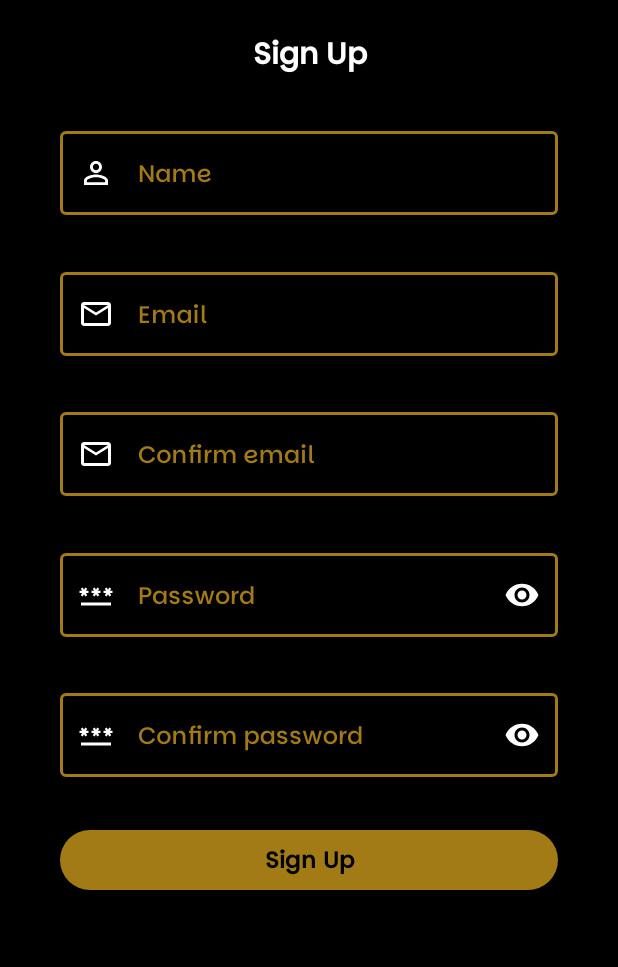
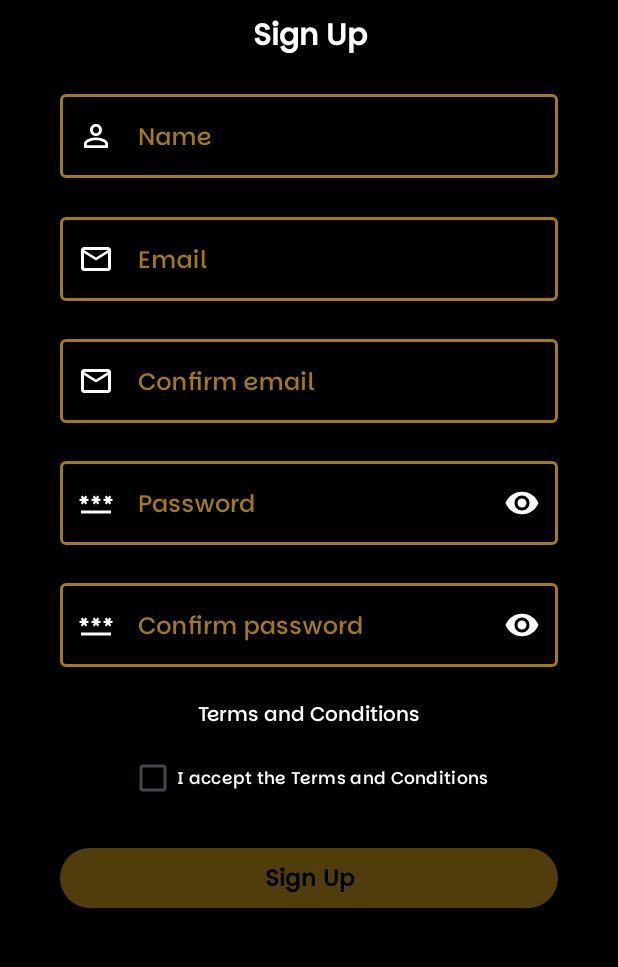
Before and after one commit to antoniobandadev/GilAndroid, an Android app: the SignUpFragment screen opened through its navigation route, on a phone screen of 412 x 824 dp, the part 247-1214 px from its top. Run offline under Robolectric (Android 15) with nearby library versions, the phone set to English and light mode, and no system bars.

Commit message:
Add Terms and conditions

```diff
--- a/app/src/main/java/com/jbg/gil/features/login/ui/LogInFragment.kt
+++ b/app/src/main/java/com/jbg/gil/features/login/ui/LogInFragment.kt
@@ -2,8 +2,6 @@ package com.jbg.gil.features.login.ui
 
 import android.content.Intent
 import android.os.Bundle
-import android.os.Handler
-import android.os.Looper
 import android.view.LayoutInflater
 import android.view.View
 import android.view.ViewGroup
@@ -66,11 +64,6 @@ class LogInFragment : Fragment() {
                         R.color.secondary
                     )
                 )
-
-               /* Handler(Looper.getMainLooper()).postDelayed({
-                    DialogUtils.dismissLoadingDialog()
-                }, 5000) // Espera 3 segundos (3000 milisegundos)*/
-                //showLoadingDialog()
                 findNavController().navigate(R.id.action_logInFragment_to_signUpFragment)
             }
         }
@@ -97,6 +90,7 @@ class LogInFragment : Fragment() {
                         actionText = getString(R.string.close)
                     )
                     viewModel.invalidCredentials.value = false
+                    hideLoadView()
                 }
             }
 
@@ -108,6 +102,7 @@ class LogInFragment : Fragment() {
                         actionText = getString(R.string.close)
                     )
                     viewModel.serverError.value = false
+                    hideLoadView()
                 }
 
             }
@@ -115,9 +110,18 @@ class LogInFragment : Fragment() {
             loginSuccess.observe(viewLifecycleOwner) { success ->
                 if (success) {
                     DialogUtils.dismissLoadingDialog()
+                    binding.root.showSnackBar(getString(R.string.login_success))
                     val startIntentH =
                         Intent(requireContext(), HomeActivity::class.java)
                     startActivity(startIntentH)
+                }
+            }
+
+            showLoading.observe(viewLifecycleOwner){ show ->
+                if (show){
+                    DialogUtils.showLoadingDialog(requireActivity())
+                }else{
+                    DialogUtils.dismissLoadingDialog()
                 }
             }
 
@@ -141,20 +145,9 @@ class LogInFragment : Fragment() {
 
             }
 
-
         }
 
     }
-    //? = null
-   /* fun showLoadingDialog() {
-        val loadingDialogFragment = LoadingDialogFragment()
-        loadingDialogFragment.show(childFragmentManager, "loadingDialog")
-    }
-
-    fun hideLoadingDialog() {
-        val fragment = childFragmentManager.findFragmentByTag("loadingDialog")
-        (fragment as? LoadingDialogFragment)?.dismiss()
-    }*/
 
     private fun focusAndTextListener() {
         Utils.setupFocusAndTextListener(binding.etLogUser, binding.lbLogUser)
@@ -166,4 +159,9 @@ class LogInFragment : Fragment() {
         _binding = null
     }
 
+    private fun hideLoadView(){
+        viewModel.showLoading.value = false
+        DialogUtils.dismissLoadingDialog()
+    }
+
 }
--- a/app/src/main/java/com/jbg/gil/features/login/ui/LogInViewModel.kt
+++ b/app/src/main/java/com/jbg/gil/features/login/ui/LogInViewModel.kt
@@ -18,6 +18,7 @@ import retrofit2.Retrofit
 
 class LogInViewModel(application: Application) : AndroidViewModel(application) {
 
+    private val context by lazy { getApplication<Application>().applicationContext }
 
     private lateinit var repository: GilRepository
     private lateinit var retrofit: Retrofit
@@ -29,6 +30,7 @@ class LogInViewModel(application: Application) : AndroidViewModel(application) {
     val passwordError = MutableLiveData<Boolean>()
     val invalidCredentials = MutableLiveData<Boolean>()
     val loginSuccess = MutableLiveData<Boolean>()
+    val showLoading = MutableLiveData<Boolean>()
     val serverError = MutableLiveData<Boolean>()
 
     private fun validateInputs(): Boolean {
@@ -54,6 +56,7 @@ class LogInViewModel(application: Application) : AndroidViewModel(application) {
     fun logIn() {
 
         if (validateInputs()) {
+            setLoading()
 
             val emailVal = email.value.orEmpty()
             val passwordVal = password.value.orEmpty()
@@ -114,5 +117,11 @@ class LogInViewModel(application: Application) : AndroidViewModel(application) {
         passwordError.value = false
     }
 
+    private fun setLoading() {
+        showLoading.value = true
+    }
+
+
+
 
 }
--- a/app/src/main/java/com/jbg/gil/features/login/ui/SignUpFragment.kt
+++ b/app/src/main/java/com/jbg/gil/features/login/ui/SignUpFragment.kt
@@ -4,12 +4,14 @@ import android.os.Bundle
 import android.view.LayoutInflater
 import android.view.View
 import android.view.ViewGroup
+import androidx.core.content.ContextCompat
 import androidx.core.widget.doAfterTextChanged
 import androidx.fragment.app.Fragment
 import androidx.fragment.app.viewModels
 import androidx.navigation.fragment.findNavController
 import com.jbg.gil.R
 import com.jbg.gil.core.network.NetworkStatusViewModel
+import com.jbg.gil.core.utils.DialogUtils
 import com.jbg.gil.databinding.FragmentSignupBinding
 import com.jbg.gil.core.utils.Utils
 import com.jbg.gil.core.utils.Utils.showSnackBar
@@ -60,6 +62,10 @@ class SignUpFragment : Fragment() {
                 viewModel.passwordConf.value = it.toString().trim()
             }
 
+            cbxTerms.setOnCheckedChangeListener { _, isChecked ->
+                viewModel.onTermsChecked(isChecked)
+            }
+
             btCloseSign.setOnClickListener{
                 findNavController().navigateUp()
             }
@@ -77,6 +83,13 @@ class SignUpFragment : Fragment() {
                     )
                 }
             }
+
+            txTerms.setOnClickListener {
+                txTerms.setTextColor(ContextCompat.getColor(requireContext(), R.color.secondary))
+                txTerms.setTextColor(ContextCompat.getColor(requireContext(), R.color.accent))
+                Utils.showTermsDialog(requireActivity())
+            }
+
         }
 
         viewModel.apply {
@@ -85,32 +98,38 @@ class SignUpFragment : Fragment() {
                     binding.lbSignName.error =  getString(R.string.invalid_name)
                 }
             }
+
             emailError.observe(viewLifecycleOwner){ error ->
                 if(error){
                     binding.lbSignEmail.error = getString(R.string.not_valid_email)
                 }
             }
+
             emailConfError.observe(viewLifecycleOwner){ error ->
                 if(error){
                     binding.lbSignEmailConf.error = getString(R.string.not_valid_email)
                 }
             }
+
             emailEqualsError.observe(viewLifecycleOwner){ error ->
                 if (error){
                     binding.lbSignEmail.error = getString(R.string.not_same_value)
                     binding.lbSignEmailConf.error = getString(R.string.not_same_value)
                 }
             }
+
             passwordError.observe(viewLifecycleOwner){ error ->
                 if(error){
                     binding.lbSignPass.error = getString(R.string.invalid_password)
                 }
             }
+
             passwordConfError.observe(viewLifecycleOwner){ error ->
                 if(error){
                     binding.lbSignPassConf.error = getString(R.string.invalid_confirmPass)
                 }
             }
+
             passwordEqualsError.observe(viewLifecycleOwner){ error ->
                 if(error){
                  binding.lbSignPass.error = getString(R.string.not_same_value)
@@ -121,10 +140,24 @@ class SignUpFragment : Fragment() {
                 }
             }
 
+
+            checkTerms.observe(viewLifecycleOwner) { accepted ->
+                binding.btSignUp.isEnabled = accepted
+                binding.btSignUp.alpha = if (accepted) 1.0f else 0.5f
+            }
+
+            showLoading.observe(viewLifecycleOwner){ show ->
+                if (show){
+                    DialogUtils.showLoadingDialog(requireActivity())
+                }else{
+                    DialogUtils.dismissLoadingDialog()
+                }
+            }
+
             signUpSuccess.observe(viewLifecycleOwner) { success ->
                 if (success) {
                     binding.root.showSnackBar(getString(R.string.registration_success))
-
+                    DialogUtils.dismissLoadingDialog()
                     findNavController().navigateUp()
                 }
             }
@@ -148,6 +181,4 @@ class SignUpFragment : Fragment() {
         super.onDestroy()
         _binding = null
     }
-
-
 }
--- a/app/src/main/java/com/jbg/gil/features/login/ui/SignUpViewModel.kt
+++ b/app/src/main/java/com/jbg/gil/features/login/ui/SignUpViewModel.kt
@@ -30,7 +30,11 @@ class SignUpViewModel : ViewModel() {
     val passwordConf = MutableLiveData<String?>()
     val passwordConfError = MutableLiveData<Boolean>()
     val passwordEqualsError = MutableLiveData<Boolean>()
+    val checkTerms = MutableLiveData<Boolean>()
     val signUpSuccess = MutableLiveData<Boolean>()
+    val showLoading = MutableLiveData<Boolean>()
+
+
 
 
     private fun validateInputs(): Boolean {
@@ -90,6 +94,8 @@ class SignUpViewModel : ViewModel() {
     fun signUpUser(deviceId: String) {
         if (validateInputs()) {
 
+            setLoading()
+
             val nameVal = name.value.orEmpty()
             val emailVal = email.value.orEmpty()
             val passwordVal = password.value.orEmpty()
@@ -128,8 +134,13 @@ class SignUpViewModel : ViewModel() {
         }
     }
 
+    private fun setLoading() {
+        showLoading.value = true
+    }
 
-    /*private val _name = MutableLiveData<String?>()
-    val name  : LiveData<String?> = _name*/
+    fun onTermsChecked(isChecked: Boolean) {
+        checkTerms.value = isChecked
+    }
+
 
 }
--- a/app/src/main/res/layout/fragment_signup.xml
+++ b/app/src/main/res/layout/fragment_signup.xml
@@ -199,7 +199,7 @@
             app:layout_constraintStart_toStartOf="parent"
             app:layout_constraintTop_toBottomOf="@+id/lbSignPass"
             app:layout_constraintEnd_toEndOf="parent"
-            app:layout_constraintBottom_toTopOf="@+id/btSignUp"
+            app:layout_constraintBottom_toTopOf="@+id/txTerms"
             android:hint="@string/confirm_password"
             app:startIconDrawable="@drawable/ic_password"
             app:endIconMode="password_toggle"
@@ -216,6 +216,32 @@
 
         </com.google.android.material.textfield.TextInputLayout>
 
+        <TextView
+            android:id="@+id/txTerms"
+            android:layout_width="match_parent"
+            android:layout_height="wrap_content"
+            app:layout_constraintStart_toStartOf="parent"
+            app:layout_constraintTop_toBottomOf="@+id/lbSignPassConf"
+            app:layout_constraintEnd_toEndOf="parent"
+            app:layout_constraintBottom_toTopOf="@id/cbxTerms"
+            android:textSize="13sp"
+            android:textColor="@color/accent"
+            android:gravity="center"
+            android:text="@string/terms_and_conditions"
+            android:layout_marginTop="13dp"
+            />
+
+        <CheckBox
+            android:id="@+id/cbxTerms"
+            android:layout_width="wrap_content"
+            android:layout_height="wrap_content"
+            app:layout_constraintStart_toStartOf="parent"
+            app:layout_constraintTop_toBottomOf="@+id/txTerms"
+            app:layout_constraintEnd_toEndOf="parent"
+            app:layout_constraintBottom_toTopOf="@+id/btSignUp"
+            android:text="@string/accept_terms"
+            android:textColor="@color/accent"
+            android:textSize="11sp" />
 
         <Button
             style="@style/CustomButton"
@@ -224,11 +250,13 @@
             android:layout_height="wrap_content"
             app:layout_constraintStart_toStartOf="parent"
             app:layout_constraintEnd_toEndOf="parent"
-            app:layout_constraintTop_toBottomOf="@+id/lbSignPassConf"
+            app:layout_constraintTop_toBottomOf="@+id/cbxTerms"
             app:layout_constraintBottom_toTopOf="@+id/glSignBottom"
             android:layout_marginHorizontal="40dp"
             android:layout_marginTop="10dp"
             android:text="@string/sign_up"
+            android:enabled="false"
+            android:alpha=".5"
             />
 
     </androidx.constraintlayout.widget.ConstraintLayout>
--- a/app/src/main/res/values/strings.xml
+++ b/app/src/main/res/values/strings.xml
@@ -6,6 +6,7 @@
     <string name="close">Close</string>
     <string name="ok">OK</string>
     <string name="no_internet_connection">No internet connection detected. Please check your network and try again.</string>
+    <string name="loading">Loading...</string>
 
     <!--- LogIn-->
     <string name="user">Username</string>
@@ -34,6 +35,10 @@
     <string name="not_same_value">The fields don’t match. Please check and try again.</string>
     <string name="not_valid_email">Please enter a valid email address (e.g., user@domain.com).</string>
     <string name="invalid_password">The password must be at least 8 characters long and include uppercase letters, lowercase letters, numbers, and symbols.</string>
+
+    <!---Terms and Conditions-->
+    <string name="accept_terms">I accept the Terms and Conditions</string>
+    <string name="terms_and_conditions">Terms and Conditions</string>
 
     <string name="registration_success">Your registration was completed successfully.</string>
 
--- a/app/src/main/res/values/styles.xml
+++ b/app/src/main/res/values/styles.xml
@@ -31,4 +31,10 @@
         <item name="android:textStyle">bold</item>
     </style>
 
+    <style name="CustomDialogTerms" >
+        <item name="android:background">@color/primary</item>
+        <item name="android:textColorPrimary">@color/secondary</item>
+        <item name="android:buttonBarButtonStyle">@style/CustomButton</item>
+    </style>
+
 </resources>
```
Also changed, not shown: app/src/main/java/com/jbg/gil/core/ui/LoadingDialogFragment.kt (deleted, +0 -39 lines), app/src/main/java/com/jbg/gil/core/utils/Utils.kt (+28 -4 lines), app/src/main/res/layout/load_dialog.xml (+8 -7 lines), app/src/main/assets/fonts/parkinsans.ttf (added), 3 other files.
